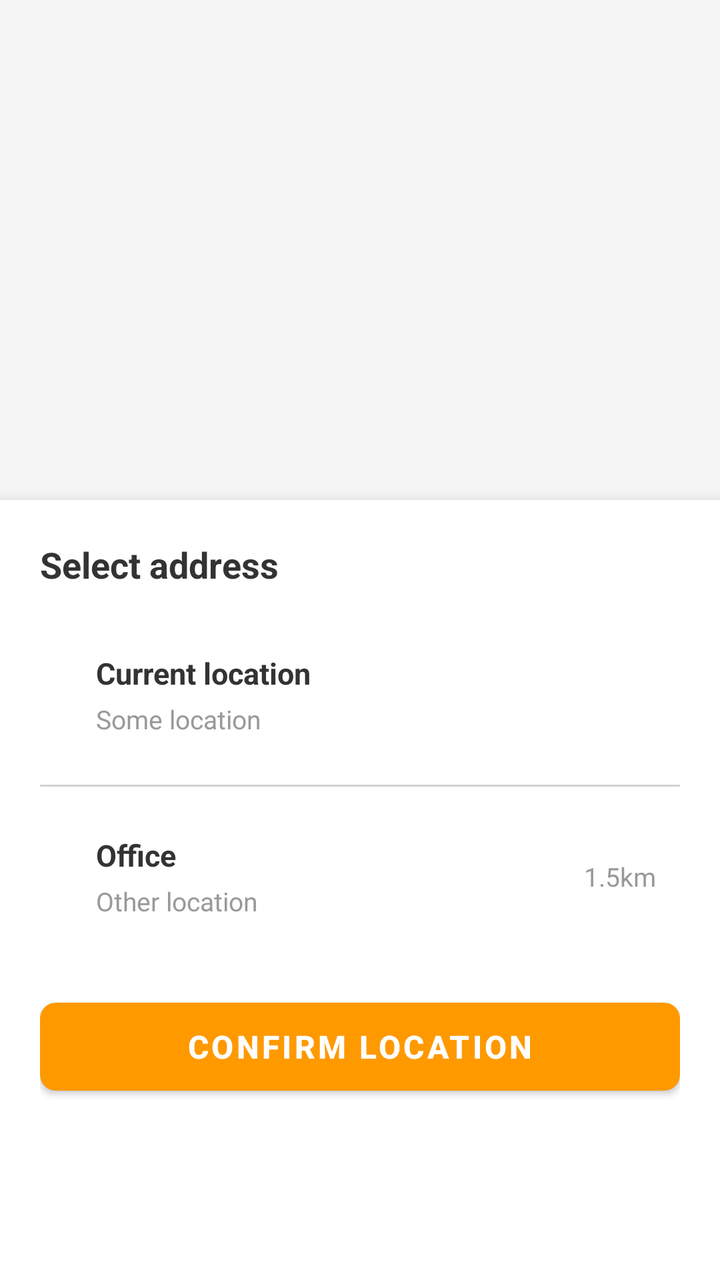
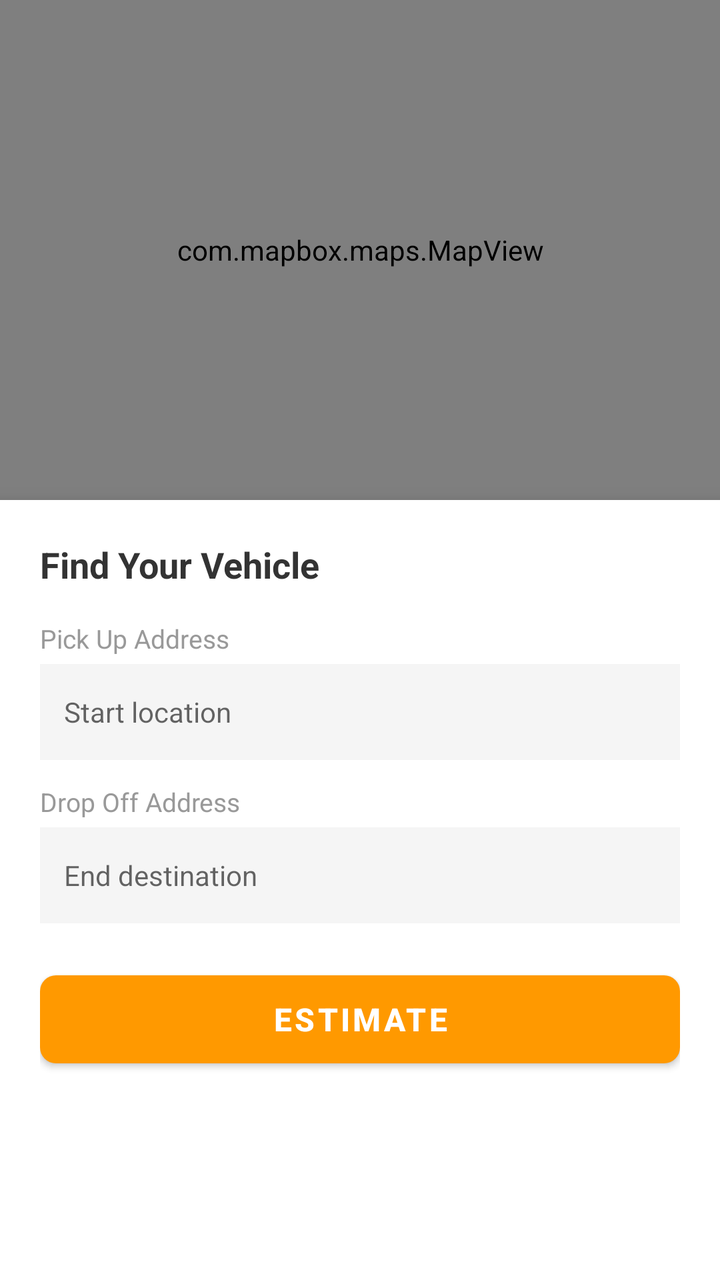

Before-and-after screenshots of an Android layout around one commit, followed by the original layout XML and the change that was made.
<!-- AndroidManifest.xml: application theme Theme.FleetForge -->
<!-- res/layout/fragment_unregistered.xml -->
<?xml version="1.0" encoding="utf-8"?>
<RelativeLayout xmlns:android="http://schemas.android.com/apk/res/android"
    xmlns:app="http://schemas.android.com/apk/res-auto"
    android:layout_width="match_parent"
    android:layout_height="match_parent"
    android:background="@color/background_white">

    <View
        android:id="@+id/map_placeholder"
        android:layout_width="match_parent"
        android:layout_height="250dp"
        android:layout_alignParentTop="true"
        android:background="@color/background_gray" />

    <com.google.android.material.card.MaterialCardView
        android:layout_width="match_parent"
        android:layout_height="wrap_content"
        android:layout_below="@id/map_placeholder"
        android:layout_alignParentBottom="true"
        app:cardCornerRadius="0dp"
        app:cardElevation="8dp"
        app:cardBackgroundColor="@color/white">

        <LinearLayout
            android:layout_width="match_parent"
            android:layout_height="wrap_content"
            android:orientation="vertical"
            android:padding="20dp">

            <TextView
                android:layout_width="wrap_content"
                android:layout_height="wrap_content"
                android:text="Select address"
                android:textSize="18sp"
                android:textStyle="bold"
                android:textColor="@color/text_primary"
                android:layout_marginBottom="20dp" />

            <LinearLayout
                android:id="@+id/location_current"
                android:layout_width="match_parent"
                android:layout_height="wrap_content"
                android:orientation="horizontal"
                android:padding="12dp"
                android:gravity="center_vertical"
                android:clickable="true"
                android:focusable="true">


                <LinearLayout
                    android:layout_width="0dp"
                    android:layout_height="wrap_content"
                    android:layout_weight="1"
                    android:orientation="vertical"
                    android:layout_marginStart="16dp">

                    <TextView
                        android:layout_width="wrap_content"
                        android:layout_height="wrap_content"
                        android:text="Current location"
                        android:textSize="15sp"
                        android:textColor="@color/text_primary"
                        android:textStyle="bold" />

                    <TextView
                        android:layout_width="wrap_content"
                        android:layout_height="wrap_content"
                        android:text="Some location"
                        android:textSize="13sp"
                        android:textColor="@color/text_gray"
                        android:layout_marginTop="4dp"
                        android:maxLines="1"
                        android:ellipsize="end" />
                </LinearLayout>
            </LinearLayout>

            <View
                android:layout_width="match_parent"
                android:layout_height="1dp"
                android:background="@color/border_gray"
                android:layout_marginVertical="12dp" />

            <LinearLayout
                android:id="@+id/location_office"
                android:layout_width="match_parent"
                android:layout_height="wrap_content"
                android:orientation="horizontal"
                android:padding="12dp"
                android:gravity="center_vertical"
                android:clickable="true"
                android:focusable="true">


                <LinearLayout
                    android:layout_width="0dp"
                    android:layout_height="wrap_content"
                    android:layout_weight="1"
                    android:orientation="vertical"
                    android:layout_marginStart="16dp">

                    <TextView
                        android:layout_width="wrap_content"
                        android:layout_height="wrap_content"
                        android:text="Office"
                        android:textSize="15sp"
                        android:textColor="@color/text_primary"
                        android:textStyle="bold" />

                    <TextView
                        android:layout_width="wrap_content"
                        android:layout_height="wrap_content"
                        android:text="Other location"
                        android:textSize="13sp"
                        android:textColor="@color/text_gray"
                        android:layout_marginTop="4dp"
                        android:maxLines="1"
                        android:ellipsize="end" />
                </LinearLayout>

                <TextView
                    android:layout_width="wrap_content"
                    android:layout_height="wrap_content"
                    android:text="1.5km"
                    android:textSize="13sp"
                    android:textColor="@color/text_gray"
                    android:layout_marginStart="8dp" />
            </LinearLayout>

            <com.google.android.material.button.MaterialButton
                android:id="@+id/btn_confirm_location"
                android:layout_width="match_parent"
                android:layout_height="56dp"
                android:text="Confirm Location"
                android:textColor="@color/white"
                android:textSize="16sp"
                android:textStyle="bold"
                android:layout_marginTop="24dp"
                app:cornerRadius="8dp"
                app:backgroundTint="@color/primary_orange" />

        </LinearLayout>

    </com.google.android.material.card.MaterialCardView>

</RelativeLayout>
<!-- resources referenced by this layout -->
<resources>
  <color name="background_gray">#F5F5F5</color>
  <color name="background_white">#FFFFFF</color>
  <color name="border_gray">#D2D2D2</color>
  <color name="primary_orange">#FF9900</color>
  <color name="text_gray">#999999</color>
  <color name="text_primary">#333333</color>
  <color name="white">#FFFFFF</color>
  <style name="Theme.FleetForge" parent="Theme.MaterialComponents.DayNight.NoActionBar">
          <item name="colorPrimary">@color/primary_orange</item>
          <item name="colorPrimaryVariant">@color/primary_orange_dark</item>
          <item name="colorOnPrimary">@color/white</item>
  
          <item name="colorSecondary">@color/secondary_teal</item>
          <item name="colorSecondaryVariant">@color/secondary_teal</item>
          <item name="colorOnSecondary">@color/white</item>
  
          <item name="colorError">@color/error</item>
          <item name="colorOnError">@color/white</item>
  
          <item name="colorSurface">@color/white</item>
          <item name="colorOnSurface">@color/black</item>
  
          <item name="android:colorBackground">@color/background_white</item>
  
          <item name="android:statusBarColor">?attr/colorPrimaryVariant</item>
  
          <item name="android:textColorPrimary">@color/text_primary</item>
          <item name="android:textColorSecondary">@color/text_secondary</item>
  
          <item name="colorControlHighlight">@color/background_gray</item>
      </style>
  <color name="primary_orange_dark">#DB8709</color>
  <color name="secondary_teal">#3E5855</color>
  <color name="error">#F44336</color>
  <color name="black">#000000</color>
  <color name="text_secondary">#666666</color>
</resources>

<!-- the commit's change to res/layout/fragment_unregistered.xml (unified diff, before → after) -->
@@ -5,17 +5,16 @@
     android:layout_height="match_parent"
     android:background="@color/background_white">
 
-    <View
-        android:id="@+id/map_placeholder"
+    <com.mapbox.maps.MapView
+        android:id="@+id/map_view"
         android:layout_width="match_parent"
         android:layout_height="250dp"
-        android:layout_alignParentTop="true"
-        android:background="@color/background_gray" />
+        android:layout_alignParentTop="true" />
 
     <com.google.android.material.card.MaterialCardView
         android:layout_width="match_parent"
         android:layout_height="wrap_content"
-        android:layout_below="@id/map_placeholder"
+        android:layout_below="@id/map_view"
         android:layout_alignParentBottom="true"
         app:cardCornerRadius="0dp"
         app:cardElevation="8dp"
@@ -30,111 +29,58 @@
             <TextView
                 android:layout_width="wrap_content"
                 android:layout_height="wrap_content"
-                android:text="Select address"
+                android:text="Find Your Vehicle"
                 android:textSize="18sp"
                 android:textStyle="bold"
                 android:textColor="@color/text_primary"
+                android:layout_marginBottom="16dp" />
+
+            <TextView
+                android:layout_width="wrap_content"
+                android:layout_height="wrap_content"
+                android:text="Pick Up Address"
+                android:textSize="13sp"
+                android:textColor="@color/text_gray"
+                android:layout_marginBottom="4dp" />
+
+            <com.google.android.material.textfield.TextInputEditText
+                android:id="@+id/input_pickup"
+                android:layout_width="match_parent"
+                android:layout_height="48dp"
+                android:hint="Start location"
+                android:textSize="14sp"
+                android:textColor="@color/text_primary"
+                android:paddingStart="12dp"
+                android:background="@color/background_gray"
+                android:layout_marginBottom="12dp" />
+
+            <TextView
+                android:layout_width="wrap_content"
+                android:layout_height="wrap_content"
+                android:text="Drop Off Address"
+                android:textSize="13sp"
+                android:textColor="@color/text_gray"
+                android:layout_marginBottom="4dp" />
+
+            <com.google.android.material.textfield.TextInputEditText
+                android:id="@+id/input_dropoff"
+                android:layout_width="match_parent"
+                android:layout_height="48dp"
+                android:hint="End destination"
+                android:textSize="14sp"
+                android:textColor="@color/text_primary"
+                android:paddingStart="12dp"
+                android:background="@color/background_gray"
                 android:layout_marginBottom="20dp" />
-
-            <LinearLayout
-                android:id="@+id/location_current"
-                android:layout_width="match_parent"
-                android:layout_height="wrap_content"
-                android:orientation="horizontal"
-                android:padding="12dp"
-                android:gravity="center_vertical"
-                android:clickable="true"
-                android:focusable="true">
-
-
-                <LinearLayout
-                    android:layout_width="0dp"
-                    android:layout_height="wrap_content"
-                    android:layout_weight="1"
-                    android:orientation="vertical"
-                    android:layout_marginStart="16dp">
-
-                    <TextView
-                        android:layout_width="wrap_content"
-                        android:layout_height="wrap_content"
-                        android:text="Current location"
-                        android:textSize="15sp"
-                        android:textColor="@color/text_primary"
-                        android:textStyle="bold" />
-
-                    <TextView
-                        android:layout_width="wrap_content"
-                        android:layout_height="wrap_content"
-                        android:text="Some location"
-                        android:textSize="13sp"
-                        android:textColor="@color/text_gray"
-                        android:layout_marginTop="4dp"
-                        android:maxLines="1"
-                        android:ellipsize="end" />
-                </LinearLayout>
-            </LinearLayout>
-
-            <View
-                android:layout_width="match_parent"
-                android:layout_height="1dp"
-                android:background="@color/border_gray"
-                android:layout_marginVertical="12dp" />
-
-            <LinearLayout
-                android:id="@+id/location_office"
-                android:layout_width="match_parent"
-                android:layout_height="wrap_content"
-                android:orientation="horizontal"
-                android:padding="12dp"
-                android:gravity="center_vertical"
-                android:clickable="true"
-                android:focusable="true">
-
-
-                <LinearLayout
-                    android:layout_width="0dp"
-                    android:layout_height="wrap_content"
-                    android:layout_weight="1"
-                    android:orientation="vertical"
-                    android:layout_marginStart="16dp">
-
-                    <TextView
-                        android:layout_width="wrap_content"
-                        android:layout_height="wrap_content"
-                        android:text="Office"
-                        android:textSize="15sp"
-                        android:textColor="@color/text_primary"
-                        android:textStyle="bold" />
-
-                    <TextView
-                        android:layout_width="wrap_content"
-                        android:layout_height="wrap_content"
-                        android:text="Other location"
-                        android:textSize="13sp"
-                        android:textColor="@color/text_gray"
-                        android:layout_marginTop="4dp"
-                        android:maxLines="1"
-                        android:ellipsize="end" />
-                </LinearLayout>
-
-                <TextView
-                    android:layout_width="wrap_content"
-                    android:layout_height="wrap_content"
-                    android:text="1.5km"
-                    android:textSize="13sp"
-                    android:textColor="@color/text_gray"
-                    android:layout_marginStart="8dp" />
-            </LinearLayout>
 
             <com.google.android.material.button.MaterialButton
                 android:id="@+id/btn_confirm_location"
                 android:layout_width="match_parent"
                 android:layout_height="56dp"
-                android:text="Confirm Location"
+                android:text="Estimate"
                 android:textColor="@color/white"
                 android:textSize="16sp"
                 android:textStyle="bold"
-                android:layout_marginTop="24dp"
                 app:cornerRadius="8dp"
                 app:backgroundTint="@color/primary_orange" />
 
<!-- resource entries referenced after the edit -->
@@ -2,7 +2,6 @@
 <resources>
   <color name="background_gray">#F5F5F5</color>
   <color name="background_white">#FFFFFF</color>
-  <color name="border_gray">#D2D2D2</color>
   <color name="primary_orange">#FF9900</color>
   <color name="text_gray">#999999</color>
   <color name="text_primary">#333333</color>
